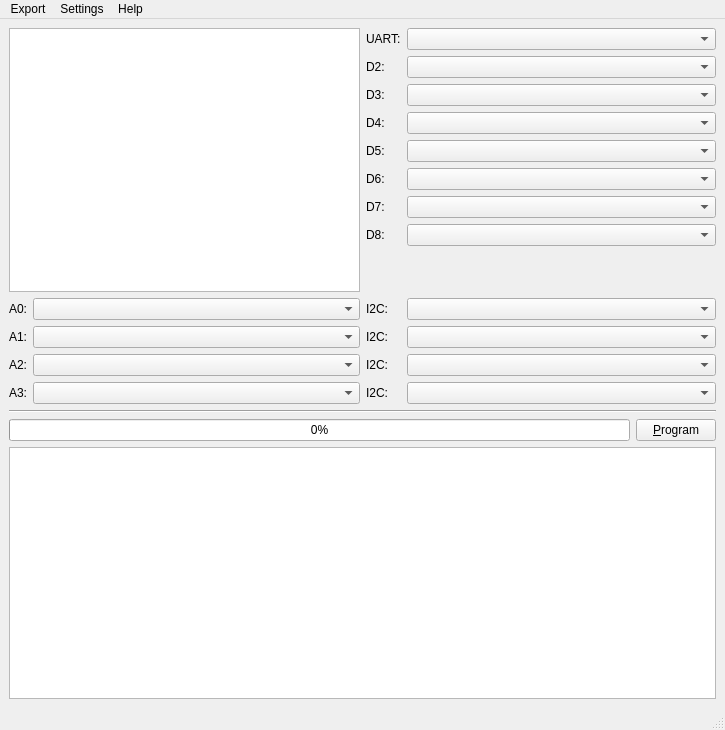
The window that src/spinewindow.ui (cemfi/spine-spineprog) describes before a commit, drawn with Qt 5.
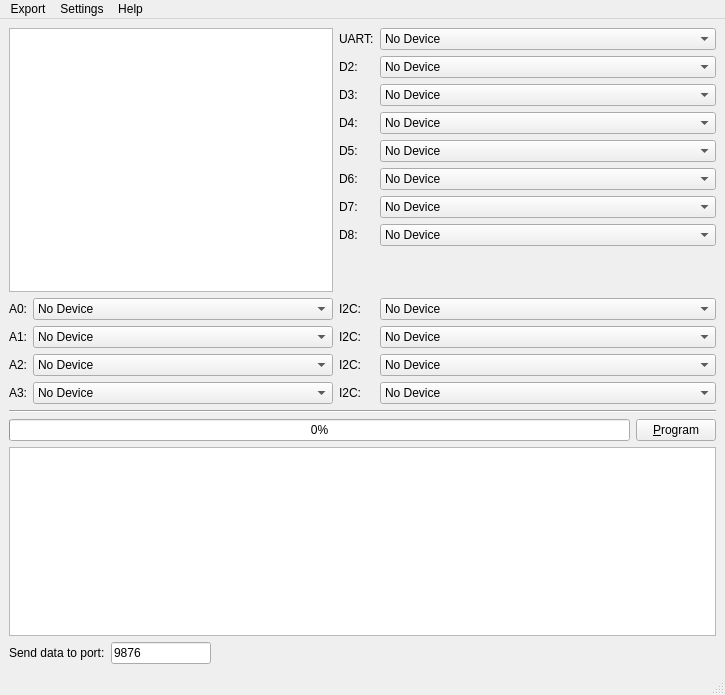
The same window after the commit.

Diff of the .ui file:
```diff
--- a/src/spinewindow.ui
+++ b/src/spinewindow.ui
@@ -7,7 +7,7 @@
     <x>0</x>
     <y>0</y>
     <width>725</width>
-    <height>730</height>
+    <height>695</height>
    </rect>
   </property>
   <property name="sizePolicy">
@@ -32,9 +32,9 @@
    <string>SPINEprog</string>
   </property>
   <widget class="QWidget" name="centralwidget">
-   <layout class="QVBoxLayout" name="verticalLayout_2" stretch="0,0,0,1">
+   <layout class="QVBoxLayout" name="verticalLayout_2" stretch="0,0,0,1,0">
     <item>
-     <layout class="QHBoxLayout" name="horizontalLayout" stretch="1,1">
+     <layout class="QHBoxLayout" name="horizontalLayout" stretch="0,1">
       <item>
        <layout class="QVBoxLayout" name="verticalLayout">
         <item>
@@ -60,6 +60,11 @@
               <height>0</height>
              </size>
             </property>
+            <item>
+             <property name="text">
+              <string>No Device</string>
+             </property>
+            </item>
            </widget>
           </item>
           <item row="1" column="0">
@@ -77,6 +82,11 @@
               <height>0</height>
              </size>
             </property>
+            <item>
+             <property name="text">
+              <string>No Device</string>
+             </property>
+            </item>
            </widget>
           </item>
           <item row="2" column="0">
@@ -94,6 +104,11 @@
               <height>0</height>
              </size>
             </property>
+            <item>
+             <property name="text">
+              <string>No Device</string>
+             </property>
+            </item>
            </widget>
           </item>
           <item row="3" column="0">
@@ -111,6 +126,11 @@
               <height>0</height>
              </size>
             </property>
+            <item>
+             <property name="text">
+              <string>No Device</string>
+             </property>
+            </item>
            </widget>
           </item>
          </layout>
@@ -140,6 +160,11 @@
             <height>0</height>
            </size>
           </property>
+          <item>
+           <property name="text">
+            <string>No Device</string>
+           </property>
+          </item>
          </widget>
         </item>
         <item row="1" column="0">
@@ -157,6 +182,11 @@
             <height>0</height>
            </size>
           </property>
+          <item>
+           <property name="text">
+            <string>No Device</string>
+           </property>
+          </item>
          </widget>
         </item>
         <item row="2" column="0">
@@ -174,6 +204,11 @@
             <height>0</height>
            </size>
           </property>
+          <item>
+           <property name="text">
+            <string>No Device</string>
+           </property>
+          </item>
          </widget>
         </item>
         <item row="3" column="0">
@@ -191,6 +226,11 @@
             <height>0</height>
            </size>
           </property>
+          <item>
+           <property name="text">
+            <string>No Device</string>
+           </property>
+          </item>
          </widget>
         </item>
         <item row="4" column="0">
@@ -208,6 +248,11 @@
             <height>0</height>
            </size>
           </property>
+          <item>
+           <property name="text">
+            <string>No Device</string>
+           </property>
+          </item>
          </widget>
         </item>
         <item row="5" column="0">
@@ -225,6 +270,11 @@
             <height>0</height>
            </size>
           </property>
+          <item>
+           <property name="text">
+            <string>No Device</string>
+           </property>
+          </item>
          </widget>
         </item>
         <item row="6" column="0">
@@ -242,6 +292,11 @@
             <height>0</height>
            </size>
           </property>
+          <item>
+           <property name="text">
+            <string>No Device</string>
+           </property>
+          </item>
          </widget>
         </item>
         <item row="7" column="0">
@@ -259,6 +314,11 @@
             <height>0</height>
            </size>
           </property>
+          <item>
+           <property name="text">
+            <string>No Device</string>
+           </property>
+          </item>
          </widget>
         </item>
         <item row="8" column="0" colspan="2">
@@ -292,6 +352,11 @@
             <height>0</height>
            </size>
           </property>
+          <item>
+           <property name="text">
+            <string>No Device</string>
+           </property>
+          </item>
          </widget>
         </item>
         <item row="10" column="0">
@@ -309,6 +374,11 @@
             <height>0</height>
            </size>
           </property>
+          <item>
+           <property name="text">
+            <string>No Device</string>
+           </property>
+          </item>
          </widget>
         </item>
         <item row="11" column="0">
@@ -326,6 +396,11 @@
             <height>0</height>
            </size>
           </property>
+          <item>
+           <property name="text">
+            <string>No Device</string>
+           </property>
+          </item>
          </widget>
         </item>
         <item row="12" column="0">
@@ -343,6 +418,11 @@
             <height>0</height>
            </size>
           </property>
+          <item>
+           <property name="text">
+            <string>No Device</string>
+           </property>
+          </item>
          </widget>
         </item>
        </layout>
@@ -377,6 +457,33 @@
     <item>
      <widget class="QTextBrowser" name="textBrowser"/>
     </item>
+    <item>
+     <layout class="QFormLayout" name="formLayout_3">
+      <item row="0" column="0">
+       <widget class="QLabel" name="portLabel">
+        <property name="text">
+         <string>Send data to port:</string>
+        </property>
+       </widget>
+      </item>
+      <item row="0" column="1">
+       <widget class="QLineEdit" name="portLineEdit">
+        <property name="maximumSize">
+         <size>
+          <width>100</width>
+          <height>16777215</height>
+         </size>
+        </property>
+        <property name="inputMethodHints">
+         <set>Qt::ImhDigitsOnly</set>
+        </property>
+        <property name="text">
+         <string>9876</string>
+        </property>
+       </widget>
+      </item>
+     </layout>
+    </item>
    </layout>
   </widget>
   <widget class="QMenuBar" name="menubar">
```
Left out of the diff: 2 changed lines with no effect on the pictures.
